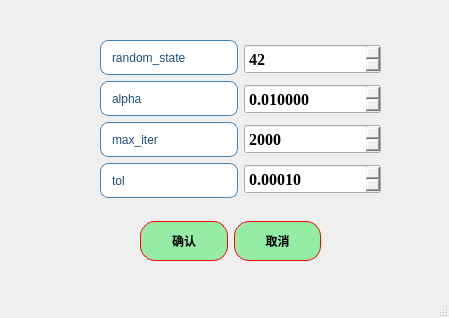
First picture: the form in ui/algorithms6_GL_para.ui, repository azhongege24/predict_first, before the edit.
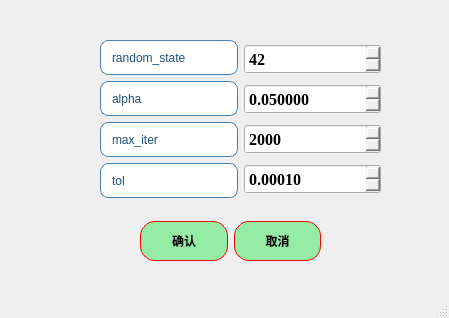
Second picture: the form after the edit.

Commit message: 修改了点小bug，一个是在笔记本电脑上的中文显示问题，一个是GL算法的正则化系数默认值，还有个就是预测时的清空界面问题

```diff
--- a/ui/algorithms6_GL_para.ui
+++ b/ui/algorithms6_GL_para.ui
@@ -288,7 +288,7 @@
           <double>0.100000000000000</double>
          </property>
          <property name="value">
-          <double>0.010000000000000</double>
+          <double>0.050000000000000</double>
          </property>
         </widget>
        </item>
```
The commit also changes 3 other files.
